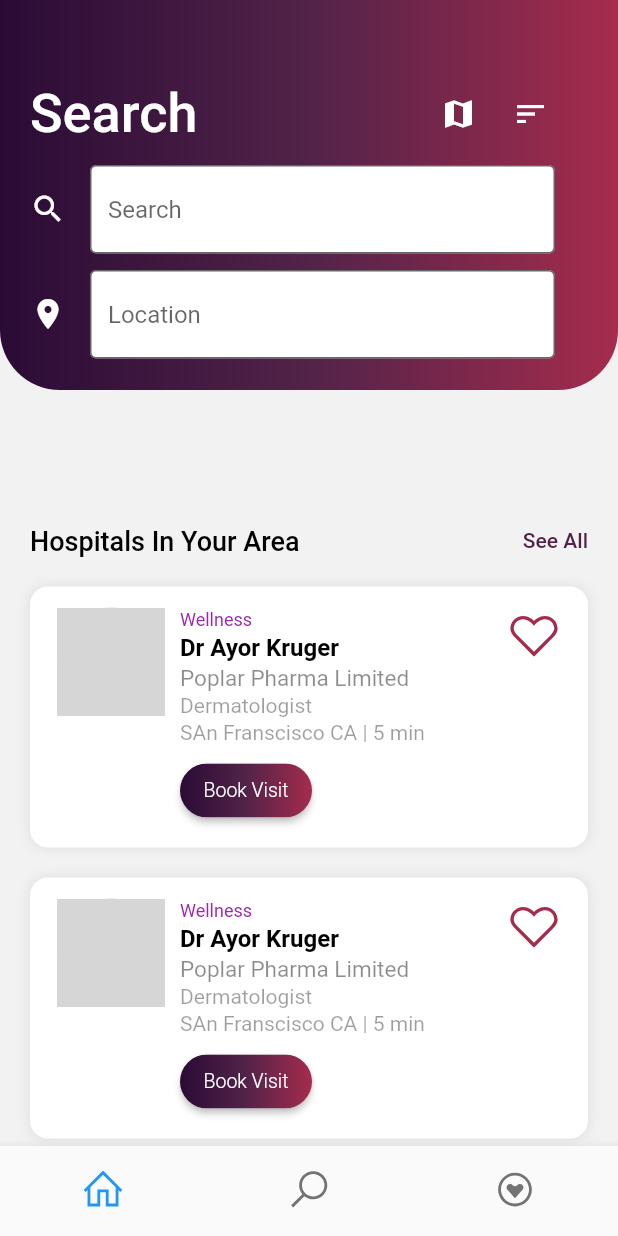
After one commit to Dhruv-Sachdev1313/SwasthyaLoop, a Flutter app: the SearchPage screen opened by its route, on a phone screen of 412 x 824 dp. The commit adds this screen. Run offline on Flutter 3.47's test engine with Material 2 defaults, Android fonts, the phone set to English and light mode, and no system bars; our stand-ins replace flutter_svg, line_awesome_icons, shared_preferences; accounts and stored records are empty; network calls fail; grey boxes are pictures that could not be loaded.

Commit message:
Added Search Page
Signed-off-by: Dhruv Sachdev <dhruvsachdev@Dhruvs-MacBook-Air.local>

```diff
--- a/app/swasthyaloop/lib/Homepage.dart
+++ b/app/swasthyaloop/lib/Homepage.dart
@@ -4,6 +4,7 @@ import 'dart:async';
 import 'package:swasthyaloop/utisl.dart';
 import 'package:swasthyaloop/widgets/moods.dart';
 import 'package:line_awesome_icons/line_awesome_icons.dart';
+import 'search.dart';
 
 
 class Homepage extends StatefulWidget {
@@ -24,6 +25,13 @@ class _HomepageState extends State<Homepage> {
     setState(() {
       _selectedIndex = value;
     });
+    if(_selectedIndex==1){
+      Navigator.of(context).pushReplacementNamed('/search');
+    }
+    else{
+      Navigator.of(context).pushReplacementNamed('/home');
+    }
+    // Navigator.of(context).pushReplacementNamed('/search');
   }
 
   _nameRetriever() async {
@@ -98,6 +106,7 @@ class _HomepageState extends State<Homepage> {
                 LineAwesomeIcons.search,
                 size: 30.0,
               ),
+
               title: Text('2')),
           BottomNavigationBarItem(
               icon: Icon(
--- a/app/swasthyaloop/lib/main.dart
+++ b/app/swasthyaloop/lib/main.dart
@@ -3,6 +3,7 @@ import 'package:swasthyaloop/Screens/Welcome/welcome_screen.dart';
 import 'package:swasthyaloop/constants.dart';
 import 'Homepage.dart';
 import 'package:shared_preferences/shared_preferences.dart';
+import 'search.dart';
 
 
 Widget defaultHome;
@@ -33,6 +34,7 @@ class MyApp extends StatelessWidget {
       home: defaultHome,
       routes: <String, WidgetBuilder>{
         "/home" : (BuildContext context) => Homepage(),
+        "/search" : (BuildContext context) => SearchPage(),
       }
     );
   }
--- /dev/null
+++ b/app/swasthyaloop/lib/search.dart
@@ -0,0 +1,334 @@
+import 'package:flutter/material.dart';
+import 'package:swasthyaloop/utisl.dart';
+import 'package:swasthyaloop/widgets/moods.dart';
+import 'package:line_awesome_icons/line_awesome_icons.dart';
+
+
+class SearchPage extends StatefulWidget {
+  @override
+   _SearchPageState createState() => _SearchPageState();
+}
+class _SearchPageState extends State<SearchPage> {
+
+  int _selectedIndex = 0;
+
+
+  void onTapped(int value) {
+    setState(() {
+      _selectedIndex = value;
+    });
+  }
+
+   @override
+   Widget build(BuildContext context) {
+    return Scaffold(
+      backgroundColor: mainBgColor,
+      body: SingleChildScrollView(
+        child: Column(
+          mainAxisAlignment: MainAxisAlignment.start,
+          children: <Widget>[
+            Stack(
+              alignment: AlignmentDirectional.topCenter,
+              overflow: Overflow.visible,
+              children: <Widget>[
+                _backBgCover(),
+                _greetings(),
+                // _moodsHolder(),
+              ],
+            ),
+            SizedBox(
+              height: 50.0,
+            ),
+            SingleChildScrollView(
+              scrollDirection: Axis.vertical,
+              child: Padding(
+                padding: EdgeInsets.all(20),
+                child: Column(
+                  mainAxisAlignment: MainAxisAlignment.start,
+                  children: <Widget>[
+                    // _notificationCard(),
+                    // _nextAppointmentText(),
+                    // _appoinmentCard(),
+                    _areaSpecialistsText(),
+                    _specialistsCardInfo(),
+                    _specialistsCardInfo(),
+                    _specialistsCardInfo(),
+
+                    //_specialistsCardInfo(),
+                  ],
+                ),
+              ),
+            ),
+          ],
+        ),
+      ),
+      bottomNavigationBar: BottomNavigationBar(
+        showSelectedLabels: false,
+        showUnselectedLabels: false,
+        currentIndex: _selectedIndex,
+        items: [
+          BottomNavigationBarItem(
+              icon: Icon(
+                LineAwesomeIcons.home,
+                size: 30.0,
+              ),
+              title: Text('1')),
+          BottomNavigationBarItem(
+              icon: Icon(
+                LineAwesomeIcons.search,
+                size: 30.0,
+              ),
+              title: Text('2')),
+          BottomNavigationBarItem(
+              icon: Icon(
+                LineAwesomeIcons.gratipay,
+                size: 30.0,
+              ),
+              title: Text('3')),
+        ],
+        onTap: onTapped,
+      ),
+    );
+  }
+
+  Container _backBgCover() {
+    return Container(
+      height: 260.0,
+      decoration: BoxDecoration(
+        gradient: purpleGradient,
+        borderRadius: BorderRadius.only(
+          bottomLeft: Radius.circular(40),
+          bottomRight: Radius.circular(40),
+        ),
+      ),
+    );
+  }
+
+
+  Widget _specialistsCardInfo() {
+    return Container(
+      padding: EdgeInsets.symmetric(vertical: 14.0, horizontal: 18.0),
+      margin: EdgeInsets.only(
+        bottom: 20.0,
+      ),
+      decoration: BoxDecoration(
+          color: Colors.white,
+          borderRadius: BorderRadius.circular(12.0),
+          boxShadow: [
+            BoxShadow(
+              color: Colors.grey.withOpacity(0.2),
+              spreadRadius: 1.0,
+              blurRadius: 6.0,
+            ),
+          ]),
+      child: Row(
+        mainAxisAlignment: MainAxisAlignment.spaceBetween,
+        crossAxisAlignment: CrossAxisAlignment.start,
+        children: <Widget>[
+          Row(
+            mainAxisAlignment: MainAxisAlignment.start,
+            crossAxisAlignment: CrossAxisAlignment.start,
+            children: <Widget>[
+              CircleAvatar(
+                backgroundColor: Color(0xFFD9D9D9),
+                backgroundImage: NetworkImage(USER_IMAGE),
+                radius: 36.0,
+              ),
+              SizedBox(
+                width: 10.0,
+              ),
+              Column(
+                mainAxisAlignment: MainAxisAlignment.start,
+                crossAxisAlignment: CrossAxisAlignment.start,
+                children: <Widget>[
+                  RichText(
+                    text: TextSpan(
+                      text: 'Wellness\n',
+                      style: TextStyle(
+                        color: Colors.purple,
+                        fontSize: 12,
+                        fontWeight: FontWeight.w400,
+                        height: 1.3,
+                      ),
+                      children: <TextSpan>[
+                        TextSpan(
+                          text: 'Dr Ayor Kruger',
+                          style: TextStyle(
+                            color: Colors.black,
+                            fontSize: 16,
+                            fontWeight: FontWeight.w600,
+                          ),
+                        ),
+                        TextSpan(
+                          text: '\nPoplar Pharma Limited',
+                          style: TextStyle(
+                            color: Colors.black45,
+                            fontWeight: FontWeight.w400,
+                            fontSize: 15,
+                          ),
+                        ),
+                        TextSpan(
+                          text: '\nDermatologist \nSAn Franscisco CA | 5 min',
+                          style: TextStyle(
+                            color: Colors.black38,
+                            fontWeight: FontWeight.w400,
+                            fontSize: 14,
+                          ),
+                        ),
+                      ],
+                    ),
+                  ),
+                  SizedBox(
+                    height: 6.0,
+                  ),
+                  RaisedButton(
+                    onPressed: () {},
+                    shape: RoundedRectangleBorder(
+                        borderRadius: BorderRadius.circular(80.0)),
+                    padding: const EdgeInsets.all(0.0),
+                    child: Ink(
+                      decoration: const BoxDecoration(
+                        gradient: purpleGradient,
+                        borderRadius: BorderRadius.all(Radius.circular(80.0)),
+                      ),
+                      child: Container(
+                        constraints: const BoxConstraints(
+                            minWidth: 88.0,
+                            minHeight: 36.0), // min sizes for Material buttons
+                        alignment: Alignment.center,
+                        child: const Text(
+                          'Book Visit',
+                          style: TextStyle(
+                              fontWeight: FontWeight.w300,
+                              fontSize: 13,
+                              color: Colors.white),
+                        ),
+                      ),
+                    ),
+                  ),
+                ],
+              ),
+            ],
+          ),
+          Icon(
+            LineAwesomeIcons.heart,
+            color: lightColor,
+            size: 36,
+          ),
+        ],
+      ),
+    );
+  }
+
+  Widget _areaSpecialistsText() {
+    return Container(
+      margin: EdgeInsets.only(top: 20.0, bottom: 20.0),
+      child: Row(
+        mainAxisAlignment: MainAxisAlignment.spaceBetween,
+        children: <Widget>[
+          Text(
+            'Hospitals In Your Area',
+            style: TextStyle(
+              fontSize: 18,
+              fontWeight: FontWeight.w500,
+              color: Colors.black,
+            ),
+          ),
+          Text(
+            'See All',
+            style: TextStyle(
+              fontSize: 14,
+              fontWeight: FontWeight.w500,
+              color: midColor,
+            ),
+          ),
+        ],
+      ),
+    );
+  }
+
+  Positioned _greetings() {
+    return Positioned(
+      left: 20,
+      bottom: 20,
+      child: Column(
+        mainAxisAlignment: MainAxisAlignment.start,
+        crossAxisAlignment: CrossAxisAlignment.start,
+        children: <Widget>[
+          Padding(padding: EdgeInsets.only(top:20.0)),
+          SizedBox(
+                height: 50.0
+          ),
+          Row(
+            children: [
+              Padding(padding: EdgeInsets.only(top:30.0)),
+              Text(
+                'Search',
+                style: TextStyle(
+                  fontSize: 36,
+                  fontWeight: FontWeight.w500,
+                  color: Colors.white,
+                ),
+              ),
+              SizedBox(
+                width: 150,
+              ),
+              IconButton(
+                icon: Icon(Icons.map),
+                color: Colors.white,
+                onPressed: (){}
+              ),
+              IconButton(icon: Icon(Icons.sort), onPressed: (){},color: Colors.white,)
+            ],
+          ),
+          SizedBox(
+            height: 10,
+          ),
+          Container(
+            width: 350.0,
+            height: 60.0,
+            child:Column(
+              children: [
+                TextField(
+                decoration: InputDecoration(
+                  filled: true,
+                  fillColor: Colors.white,
+                  icon: Icon(Icons.search, color: Colors.white,),
+                  border: OutlineInputBorder(),
+                  hintText: 'Search'
+                ),
+                ),
+                // Padding(padding: EdgeInsets.only(bottom:10.0)),
+                // TextField(
+                //   decoration: InputDecoration(
+                //     filled: true,
+                //     fillColor: Colors.white,
+                //     icon: Icon(Icons.location_on,color: Colors.white,),
+                //     border: OutlineInputBorder(),
+                //     hintText: 'Location'
+                //   ),
+                // ),
+              ],
+            ),
+          ),
+          SizedBox(
+            height: 10,
+          ),
+          Container(
+            width: 350.0,
+            height: 60.0,
+            child:TextField(
+                  decoration: InputDecoration(
+                    filled: true,
+                    fillColor: Colors.white,
+                    icon: Icon(Icons.location_on,color: Colors.white,),
+                    border: OutlineInputBorder(),
+                    hintText: 'Location'
+                  ),
+                ),
+          )
+        ],
+      ),
+    );
+  }
+}
```
